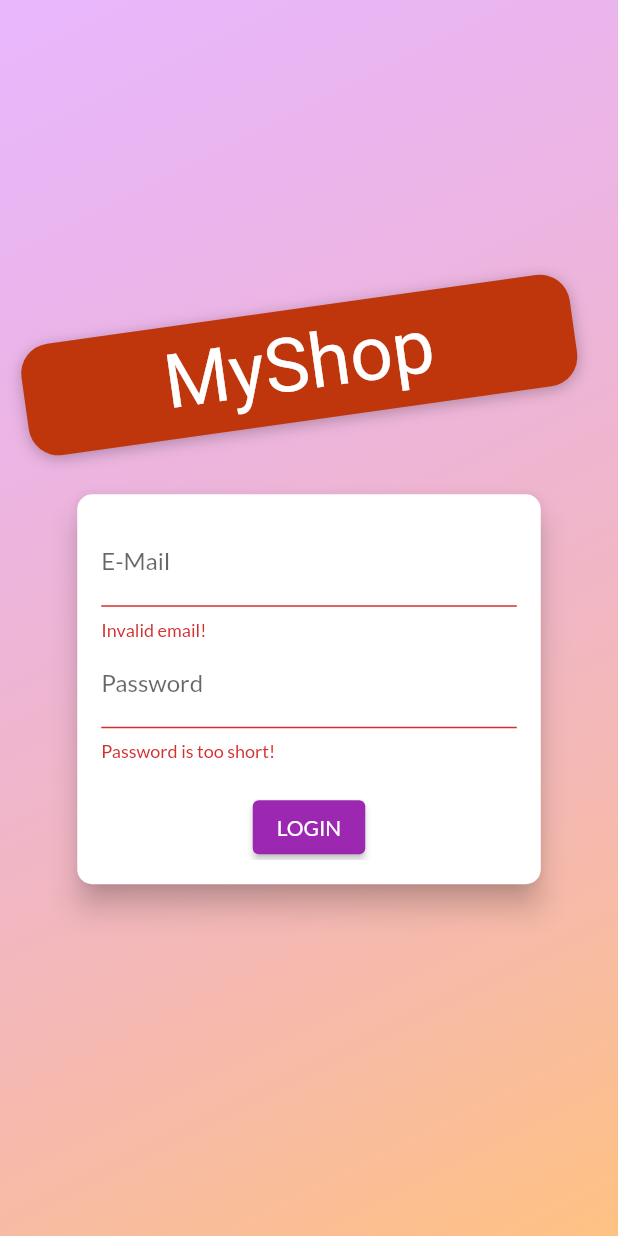
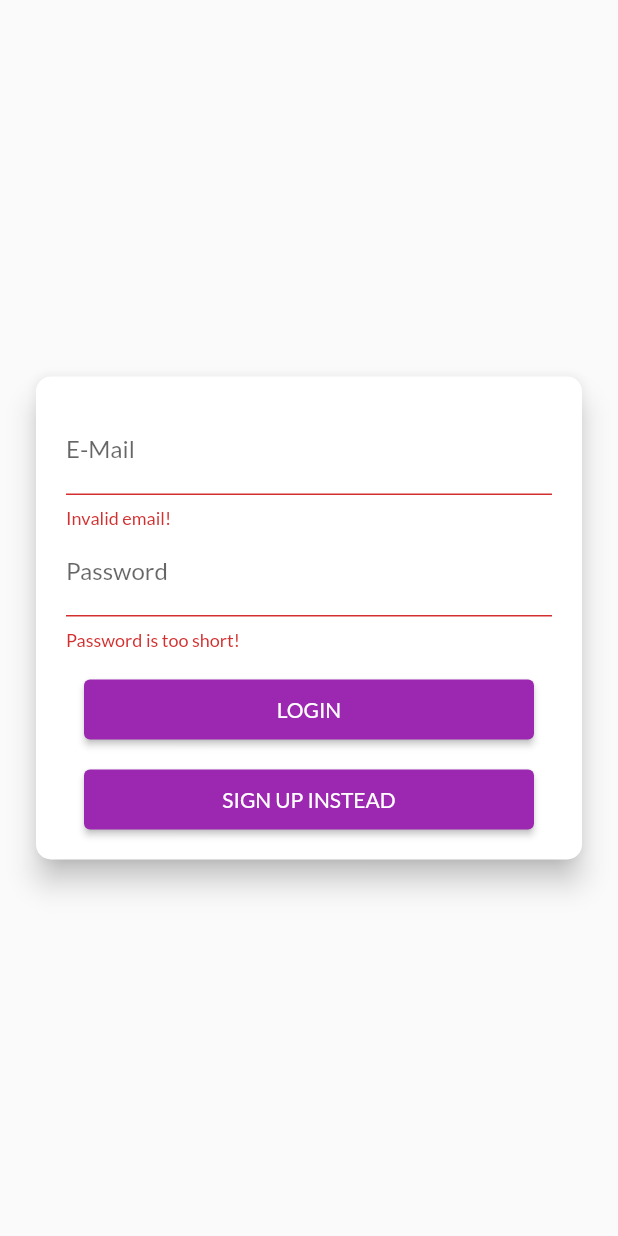
Before and after one commit to IrvanWijayaSardam/CashFlow-App, a Flutter app: the screen it shows after launch, after a tap on "LOGIN", on a phone screen of 412 x 824 dp. Run offline on Flutter 3.47's test engine with Material 2 defaults, Android fonts, the phone set to English and light mode, and no system bars; Roboto replaces fonts that are missing (Anton).

Commit message:
Adding Register User

```diff
--- a/lib/providers/auth.dart
+++ b/lib/providers/auth.dart
@@ -66,6 +66,9 @@ class Auth with ChangeNotifier {
     try {
       final response = await http.post(
         url,
+        headers: {
+          'Content-Type': 'application/json',
+        },
         body: json.encode(
           {
             'name': name,
@@ -74,14 +77,14 @@ class Auth with ChangeNotifier {
             'profile': profile,
             'telp': telp,
             'pin': pin,
-            'jk': jk,
+            'Jk': jk,
           },
         ),
       );
+
       final responseData = json.decode(response.body);
-      if (responseData['errors'] != null) {
-        throw HttpException(responseData['errors']);
-      }
+
+      if (response.statusCode == 201) {
         _jwtToken = responseData["data"]["token"];
         _id = responseData["data"]["id"];
         _name = responseData["data"]["name"];
@@ -93,6 +96,14 @@ class Auth with ChangeNotifier {
 
         print(json.decode(response.body));
         notifyListeners();
+      } else {
+        // Check if the error response contains 'errors' field
+        if (responseData['errors'] != null) {
+          throw HttpException(responseData['errors'].toString());
+        } else {
+          throw HttpException('An error occurred. Please try again later.');
+        }
+      }
     } catch (error) {
       throw error;
     }
--- a/lib/screens/auth_screen.dart
+++ b/lib/screens/auth_screen.dart
@@ -15,70 +15,19 @@ class AuthScreen extends StatelessWidget {
   @override
   Widget build(BuildContext context) {
     final deviceSize = MediaQuery.of(context).size;
-    // final transformConfig = Matrix4.rotationZ(-8 * pi / 180);
-    // transformConfig.translate(-10.0);
     return Scaffold(
-      // resizeToAvoidBottomInset: false,
       body: Stack(
         children: <Widget>[
-          Container(
-            decoration: BoxDecoration(
-              gradient: LinearGradient(
-                colors: [
-                  Color.fromRGBO(215, 117, 255, 1).withOpacity(0.5),
-                  Color.fromRGBO(255, 188, 117, 1).withOpacity(0.9),
-                ],
-                begin: Alignment.topLeft,
-                end: Alignment.bottomRight,
-                stops: [0, 1],
-              ),
-            ),
-          ),
           SingleChildScrollView(
             child: Container(
               height: deviceSize.height,
               width: deviceSize.width,
+              padding: const EdgeInsets.all(20),
               child: Column(
                 mainAxisAlignment: MainAxisAlignment.center,
-                crossAxisAlignment: CrossAxisAlignment.center,
+                crossAxisAlignment: CrossAxisAlignment.stretch,
                 children: <Widget>[
-                  Flexible(
-                    child: Container(
-                      margin: EdgeInsets.only(bottom: 20.0),
-                      padding:
-                          EdgeInsets.symmetric(vertical: 8.0, horizontal: 94.0),
-                      transform: Matrix4.rotationZ(-8 * pi / 180)
-                        ..translate(-10.0),
-                      // ..translate(-10.0),
-                      decoration: BoxDecoration(
-                        borderRadius: BorderRadius.circular(20),
-                        color: Colors.deepOrange.shade900,
-                        boxShadow: [
-                          BoxShadow(
-                            blurRadius: 8,
-                            color: Colors.black26,
-                            offset: Offset(0, 2),
-                          )
-                        ],
-                      ),
-                      child: Text(
-                        'MyShop',
-                        style: TextStyle(
-                          color: Theme.of(context)
-                              .accentTextTheme
-                              .titleMedium
-                              .color,
-                          fontSize: 50,
-                          fontFamily: 'Anton',
-                          fontWeight: FontWeight.normal,
-                        ),
-                      ),
-                    ),
-                  ),
-                  Flexible(
-                    flex: deviceSize.width > 600 ? 2 : 1,
-                    child: AuthCard(),
-                  ),
+                  AuthCard(),
                 ],
               ),
             ),
@@ -112,14 +61,15 @@ class _AuthCardState extends State<AuthCard> {
     showDialog(
       context: context,
       builder: (ctx) => AlertDialog(
-        title: Text('An Error Occured!'),
+        title: Text('An Error Occurred!'),
         content: Text(message),
         actions: <Widget>[
           ElevatedButton(
             child: Text('Okay'),
             onPressed: () {
               Navigator.of(ctx).pop();
-              }),
+            },
+          ),
         ],
       ),
     );
@@ -145,17 +95,23 @@ class _AuthCardState extends State<AuthCard> {
       } else {
         // Sign user up
         await Provider.of<Auth>(context, listen: false).signup(
+          _authData['name'],
           _authData['email'],
           _authData['password'],
-          _authData['password'],
-          _authData['password'],
-          _authData['password'],
-          _authData['password'],
-          _authData['password'],
+          "-",
+          _authData['telp'],
+          _authData['pin'],
+          _authData['gender'],
         );
       }
     } on HttpException catch (error) {
-      _showErrorDialog(error.message);
+      if (error != null) {
+        if (error.toString().contains("Duplicate")) {
+          _showErrorDialog("Ooops , Email Sudah Digunakan");
+        } else {
+          _showErrorDialog(error.toString());
+        }
+      }
     } catch (error) {
       _showErrorDialog(error.toString());
     }
@@ -179,21 +135,15 @@ class _AuthCardState extends State<AuthCard> {
 
   @override
   Widget build(BuildContext context) {
-    final deviceSize = MediaQuery.of(context).size;
     return Card(
       shape: RoundedRectangleBorder(
         borderRadius: BorderRadius.circular(10.0),
       ),
       elevation: 8.0,
-      child: Container(
-        height: _authMode == AuthMode.Signup ? 320 : 260,
-        constraints:
-            BoxConstraints(minHeight: _authMode == AuthMode.Signup ? 320 : 260),
-        width: deviceSize.width * 0.75,
-        padding: EdgeInsets.all(16.0),
+      child: Padding(
+        padding: const EdgeInsets.all(20),
         child: Form(
           key: _formKey,
-          child: SingleChildScrollView(
           child: Column(
             children: <Widget>[
               TextFormField(
@@ -203,7 +153,6 @@ class _AuthCardState extends State<AuthCard> {
                   if (value.isEmpty || !value.contains('@')) {
                     return 'Invalid email!';
                   }
-                    return null;
                   return null;
                 },
                 onSaved: (value) {
@@ -218,6 +167,7 @@ class _AuthCardState extends State<AuthCard> {
                   if (value.isEmpty || value.length < 5) {
                     return 'Password is too short!';
                   }
+                  return null;
                 },
                 onSaved: (value) {
                   _authData['password'] = value;
@@ -233,27 +183,68 @@ class _AuthCardState extends State<AuthCard> {
                           if (value != _passwordController.text) {
                             return 'Passwords do not match!';
                           }
+                          return null;
                         }
                       : null,
                 ),
-                SizedBox(
-                  height: 20,
+              if (_authMode == AuthMode.Signup)
+                TextFormField(
+                  enabled: _authMode == AuthMode.Signup,
+                  decoration: InputDecoration(labelText: 'Full Name'),
+                  onSaved: (value) {
+                    _authData['name'] = value;
+                  },
                 ),
+              if (_authMode == AuthMode.Signup)
+                TextFormField(
+                  enabled: _authMode == AuthMode.Signup,
+                  decoration: InputDecoration(labelText: 'Phone Number'),
+                  onSaved: (value) {
+                    _authData['telp'] = value;
+                  },
+                ),
+              if (_authMode == AuthMode.Signup)
+                TextFormField(
+                  enabled: _authMode == AuthMode.Signup,
+                  decoration: InputDecoration(labelText: 'Pin'),
+                  obscureText: true,
+                  onSaved: (value) {
+                    _authData['pin'] = value;
+                  },
+                ),
+              if (_authMode == AuthMode.Signup)
+                TextFormField(
+                  enabled: _authMode == AuthMode.Signup,
+                  decoration: InputDecoration(labelText: 'Gender'),
+                  onSaved: (value) {
+                    _authData['gender'] = value;
+                  },
+                ),
+              SizedBox(height: 20),
               if (_isLoading)
                 CircularProgressIndicator()
               else
-                  ElevatedButton(
+                SizedBox(
+                  width: 300.0,
+                  height: 40.0,
+                  child: ElevatedButton(
                     child:
                         Text(_authMode == AuthMode.Login ? 'LOGIN' : 'SIGN UP'),
                     onPressed: _submit,
                   ),
-                ElevatedButton(
+                ),
+              SizedBox(height: 20),
+              SizedBox(
+                width: 300.0,
+                height: 40.0,
+                child: ElevatedButton(
                   child: Text(
-                      '${_authMode == AuthMode.Login ? 'SIGNUP' : 'LOGIN'} INSTEAD'),
+                    '${_authMode == AuthMode.Login ? 'SIGN UP' : 'LOGIN'} INSTEAD',
+                  ),
                   onPressed: _switchAuthMode,
                 ),
+              )
             ],
-            ),
           ),
         ),
       ),
```
Lines whose indentation alone changed are shown as unchanged.
